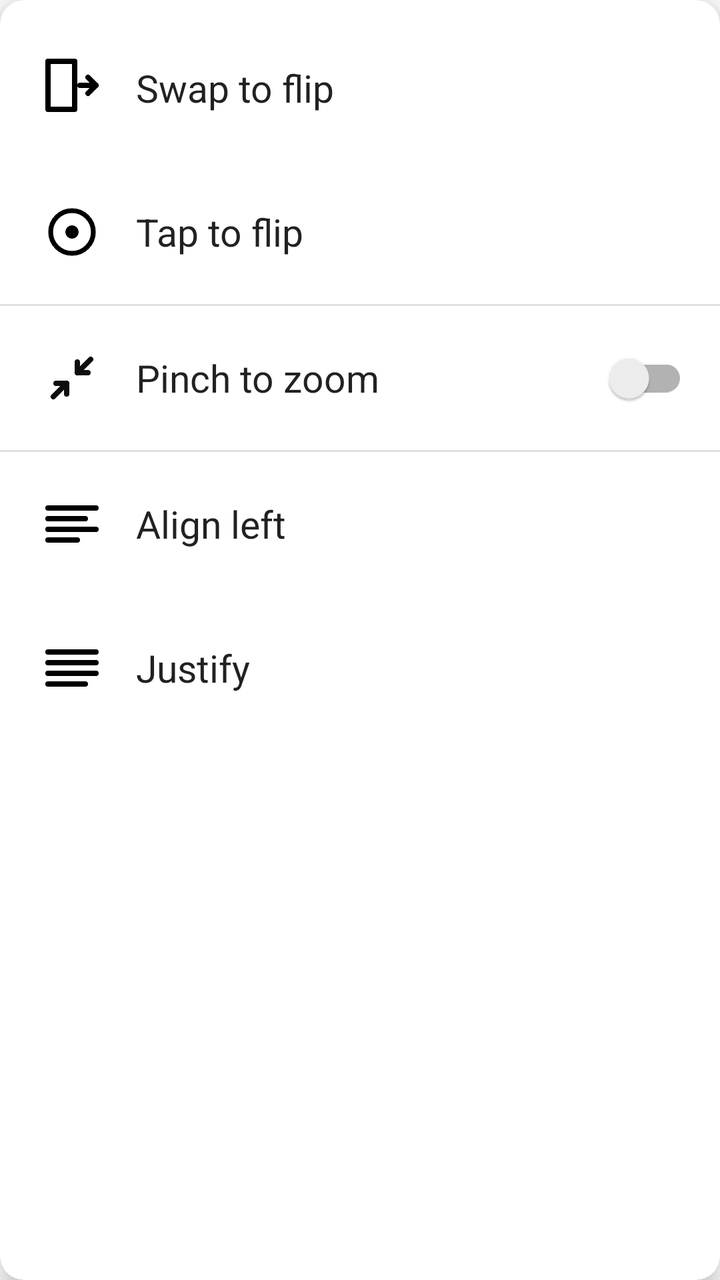
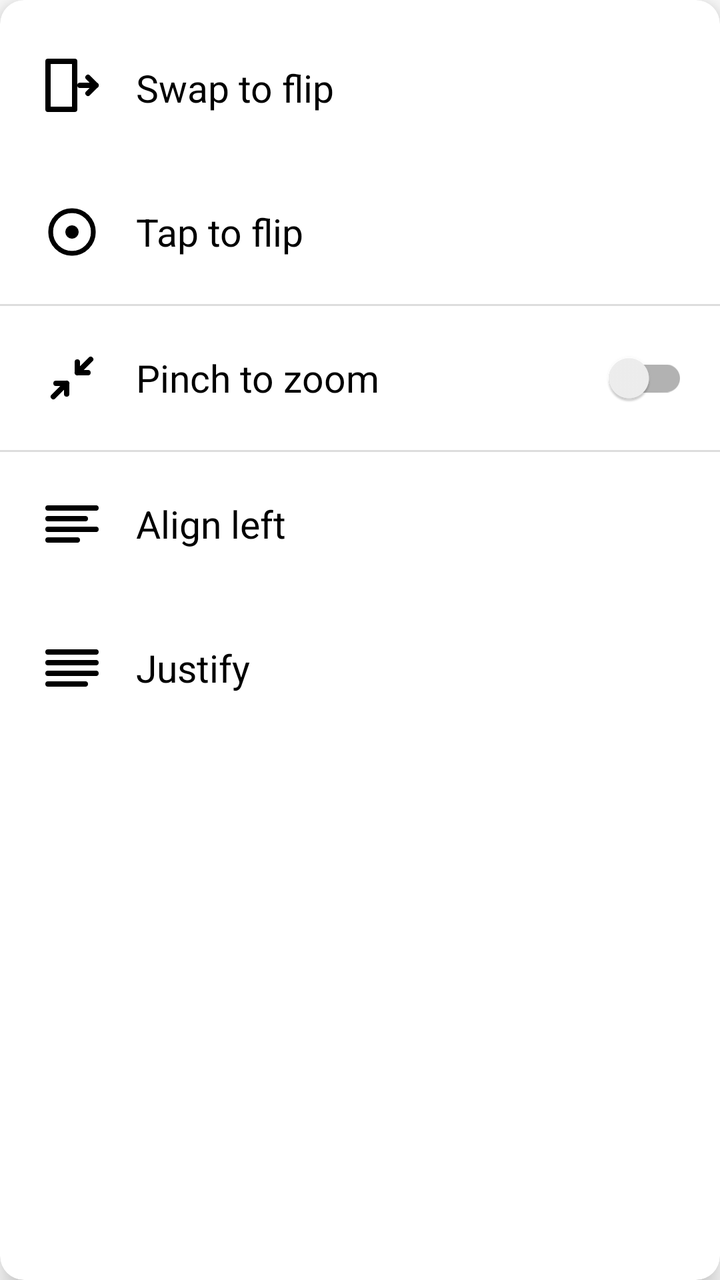

Screens rendered from an Android XML layout before and after an edit, with the pre-edit source and the edit as a unified diff.
<!-- AndroidManifest.xml: application theme AppTheme -->
<!-- res/layout/popup_page_menu.xml -->
<?xml version="1.0" encoding="utf-8"?>
<androidx.cardview.widget.CardView
    xmlns:android="http://schemas.android.com/apk/res/android"
    xmlns:app="http://schemas.android.com/apk/res-auto"
    android:layout_width="match_parent"
    android:layout_height="wrap_content"
    app:cardBackgroundColor="@color/colorBackground"
    app:cardCornerRadius="12dp"
    app:cardElevation="8dp">

    <LinearLayout
        android:layout_width="match_parent"
        android:layout_height="wrap_content"
        android:orientation="vertical"
        android:paddingTop="8dp"
        android:paddingBottom="8dp">

        
        <LinearLayout
            android:id="@+id/option_swipe"
            android:layout_width="match_parent"
            android:layout_height="72dp"
            android:orientation="horizontal"
            android:gravity="center_vertical"
            android:paddingStart="20dp"
            android:paddingEnd="16dp"
            android:background="?android:attr/selectableItemBackground"
            android:clickable="true"
            android:focusable="true">

            <ImageView
                android:layout_width="32dp"
                android:layout_height="32dp"
                app:srcCompat="@drawable/ic_swipe"
                android:tint="?android:attr/textColorSecondary"/>

            <TextView
                android:layout_width="0dp"
                android:layout_height="wrap_content"
                android:layout_weight="1"
                android:text="Swap to flip"
                android:textSize="19sp"
                android:textColor="?android:attr/textColorPrimary"
                android:paddingStart="16dp"/>

            <ImageView
                android:id="@+id/check_swipe"
                android:layout_width="26dp"
                android:layout_height="26dp"
                app:srcCompat="@drawable/ic_check"
                android:tint="@color/colorPrimary"
                android:visibility="gone"/>

        </LinearLayout>

        
        <LinearLayout
            android:id="@+id/option_tap"
            android:layout_width="match_parent"
            android:layout_height="72dp"
            android:orientation="horizontal"
            android:gravity="center_vertical"
            android:paddingStart="20dp"
            android:paddingEnd="16dp"
            android:background="?android:attr/selectableItemBackground"
            android:clickable="true"
            android:focusable="true">

            <ImageView
                android:layout_width="32dp"
                android:layout_height="32dp"
                app:srcCompat="@drawable/ic_tap"
                android:tint="?android:attr/textColorSecondary"/>

            <TextView
                android:layout_width="0dp"
                android:layout_height="wrap_content"
                android:layout_weight="1"
                android:text="Tap to flip"
                android:textSize="19sp"
                android:textColor="?android:attr/textColorPrimary"
                android:paddingStart="16dp"/>

            <ImageView
                android:id="@+id/check_tap"
                android:layout_width="26dp"
                android:layout_height="26dp"
                app:srcCompat="@drawable/ic_check"
                android:tint="@color/colorPrimary"
                android:visibility="gone"/>

        </LinearLayout>

        <View
            android:layout_width="match_parent"
            android:layout_height="1dp"
            android:background="?android:attr/listDivider"/>

        
        <LinearLayout
            android:layout_width="match_parent"
            android:layout_height="72dp"
            android:orientation="horizontal"
            android:gravity="center_vertical"
            android:paddingStart="20dp"
            android:paddingEnd="16dp">

            <ImageView
                android:layout_width="32dp"
                android:layout_height="32dp"
                app:srcCompat="@drawable/ic_pinch_on"
                android:tint="?android:attr/textColorSecondary"/>

            <TextView
                android:layout_width="0dp"
                android:layout_height="wrap_content"
                android:layout_weight="1"
                android:text="Pinch to zoom"
                android:textSize="19sp"
                android:textColor="?android:attr/textColorPrimary"
                android:paddingStart="16dp"/>

            <androidx.appcompat.widget.SwitchCompat
                android:id="@+id/switch_pinch"
                android:layout_width="wrap_content"
                android:layout_height="wrap_content"/>

        </LinearLayout>

        <View
            android:layout_width="match_parent"
            android:layout_height="1dp"
            android:background="?android:attr/listDivider"/>

        
        <LinearLayout
            android:id="@+id/option_left"
            android:layout_width="match_parent"
            android:layout_height="72dp"
            android:orientation="horizontal"
            android:gravity="center_vertical"
            android:paddingStart="20dp"
            android:paddingEnd="16dp"
            android:background="?android:attr/selectableItemBackground"
            android:clickable="true"
            android:focusable="true">

            <ImageView
                android:layout_width="32dp"
                android:layout_height="32dp"
                app:srcCompat="@drawable/ic_align_left"
                android:tint="?android:attr/textColorSecondary"/>

            <TextView
                android:layout_width="0dp"
                android:layout_height="wrap_content"
                android:layout_weight="1"
                android:text="Align left"
                android:textSize="19sp"
                android:textColor="?android:attr/textColorPrimary"
                android:paddingStart="16dp"/>

            <ImageView
                android:id="@+id/check_left"
                android:layout_width="26dp"
                android:layout_height="26dp"
                app:srcCompat="@drawable/ic_check"
                android:tint="@color/colorPrimary"
                android:visibility="gone"/>

        </LinearLayout>

        
        <LinearLayout
            android:id="@+id/option_justify"
            android:layout_width="match_parent"
            android:layout_height="72dp"
            android:orientation="horizontal"
            android:gravity="center_vertical"
            android:paddingStart="20dp"
            android:paddingEnd="16dp"
            android:background="?android:attr/selectableItemBackground"
            android:clickable="true"
            android:focusable="true">

            <ImageView
                android:layout_width="32dp"
                android:layout_height="32dp"
                app:srcCompat="@drawable/ic_align_justify"
                android:tint="?android:attr/textColorSecondary"/>

            <TextView
                android:layout_width="0dp"
                android:layout_height="wrap_content"
                android:layout_weight="1"
                android:text="Justify"
                android:textSize="19sp"
                android:textColor="?android:attr/textColorPrimary"
                android:paddingStart="16dp"/>

            <ImageView
                android:id="@+id/check_justify"
                android:layout_width="26dp"
                android:layout_height="26dp"
                app:srcCompat="@drawable/ic_check"
                android:tint="@color/colorPrimary"
                android:visibility="gone"/>

        </LinearLayout>

    </LinearLayout>

</androidx.cardview.widget.CardView>
<!-- resources referenced by this layout -->
<resources>
  <color name="colorBackground">#FFFFFF</color>
  <color name="colorPrimary">#03DAC6</color>
  <!-- drawable ic_align_justify (drawable) -->
  <vector xmlns:android="http://schemas.android.com/apk/res/android"
      android:width="24dp"
      android:height="24dp"
      android:viewportWidth="24"
      android:viewportHeight="24">
  
      <path
          android:pathData="M3,6 L21,6 M3,10 L21,10 M3,14 L21,14 M3,18 L17,18"
          android:strokeColor="#FF000000"
          android:strokeWidth="2"
          android:strokeLineCap="round"
          android:fillColor="#00000000"/>
  
  </vector>
  <!-- drawable ic_align_left (drawable) -->
  <vector xmlns:android="http://schemas.android.com/apk/res/android"
      android:width="24dp"
      android:height="24dp"
      android:viewportWidth="24"
      android:viewportHeight="24">
  
      <path
          android:pathData="M3,6 L21,6 M3,10 L17,10 M3,14 L21,14 M3,18 L14,18"
          android:strokeColor="#FF000000"
          android:strokeWidth="2"
          android:strokeLineCap="round"
          android:fillColor="#00000000"/>
  
  </vector>
  <!-- drawable ic_check (drawable) -->
  <vector xmlns:android="http://schemas.android.com/apk/res/android"
      android:width="24dp"
      android:height="24dp"
      android:viewportWidth="24"
      android:viewportHeight="24">
  
      <path
          android:pathData="M4,12 L9,17 L20,6"
          android:strokeColor="#FF000000"
          android:strokeWidth="2.5"
          android:strokeLineCap="round"
          android:strokeLineJoin="round"
          android:fillColor="#00000000"/>
  
  </vector>
  <!-- drawable ic_pinch_on (drawable) -->
  <vector xmlns:android="http://schemas.android.com/apk/res/android"
      android:width="24dp"
      android:height="24dp"
      android:viewportWidth="24"
      android:viewportHeight="24">
  
      
      <path
          android:pathData="M19,5 L14,10 M14,10 L18,10 M14,10 L14,6"
          android:strokeColor="#FF212121"
          android:strokeWidth="2"
          android:strokeLineCap="round"
          android:strokeLineJoin="round"
          android:fillColor="#00000000"/>
  
      
      <path
          android:pathData="M5,19 L10,14 M10,14 L6,14 M10,14 L10,18"
          android:strokeColor="#FF212121"
          android:strokeWidth="2"
          android:strokeLineCap="round"
          android:strokeLineJoin="round"
          android:fillColor="#00000000"/>
  
  </vector>
  <!-- drawable ic_tap (drawable) -->
  <vector xmlns:android="http://schemas.android.com/apk/res/android"
      android:width="24dp"
      android:height="24dp"
      android:viewportWidth="24"
      android:viewportHeight="24">
  
      
      <path
          android:pathData="M4,12 A8,8,0,1,0,20,12 A8,8,0,1,0,4,12 Z"
          android:strokeColor="#FF000000"
          android:strokeWidth="1.8"
          android:fillColor="#00000000"/>
  
      
      <path
          android:pathData="M9.5,12 A2.5,2.5,0,1,0,14.5,12 A2.5,2.5,0,1,0,9.5,12 Z"
          android:fillColor="#FF000000"
          android:strokeColor="#00000000"
          android:strokeWidth="0"/>
  
  </vector>
  <style name="AppTheme" parent="Theme.MaterialComponents.DayNight.NoActionBar">
          <item name="colorPrimary">@color/colorPrimary</item>
          <item name="colorPrimaryDark">@color/colorPrimaryDark</item>
          <item name="colorAccent">@color/colorAccent</item>
          <item name="windowActionBar">false</item>
          <item name="windowNoTitle">true</item>
          <item name="itemBackground">@color/colorBackground</item>
      </style>
  <color name="colorPrimaryDark">#00A896</color>
  <color name="colorAccent">#03DAC6</color>
  <!-- unchanged entries left out for length: 1 -->
</resources>

<!-- the commit's change to res/layout/popup_page_menu.xml (unified diff, before → after) -->
@@ -32,7 +32,7 @@
                 android:layout_width="32dp"
                 android:layout_height="32dp"
                 app:srcCompat="@drawable/ic_swipe"
-                android:tint="?android:attr/textColorSecondary"/>
+                android:tint="@color/colorText"/>
 
             <TextView
                 android:layout_width="0dp"
@@ -40,7 +40,7 @@
                 android:layout_weight="1"
                 android:text="Swap to flip"
                 android:textSize="19sp"
-                android:textColor="?android:attr/textColorPrimary"
+                android:textColor="@color/colorText"
                 android:paddingStart="16dp"/>
 
             <ImageView
@@ -70,7 +70,7 @@
                 android:layout_width="32dp"
                 android:layout_height="32dp"
                 app:srcCompat="@drawable/ic_tap"
-                android:tint="?android:attr/textColorSecondary"/>
+                android:tint="@color/colorText"/>
 
             <TextView
                 android:layout_width="0dp"
@@ -78,7 +78,7 @@
                 android:layout_weight="1"
                 android:text="Tap to flip"
                 android:textSize="19sp"
-                android:textColor="?android:attr/textColorPrimary"
+                android:textColor="@color/colorText"
                 android:paddingStart="16dp"/>
 
             <ImageView
@@ -94,7 +94,7 @@
         <View
             android:layout_width="match_parent"
             android:layout_height="1dp"
-            android:background="?android:attr/listDivider"/>
+            android:background="@color/colorDivider"/>
 
         
         <LinearLayout
@@ -109,7 +109,7 @@
                 android:layout_width="32dp"
                 android:layout_height="32dp"
                 app:srcCompat="@drawable/ic_pinch_on"
-                android:tint="?android:attr/textColorSecondary"/>
+                android:tint="@color/colorText"/>
 
             <TextView
                 android:layout_width="0dp"
@@ -117,7 +117,7 @@
                 android:layout_weight="1"
                 android:text="Pinch to zoom"
                 android:textSize="19sp"
-                android:textColor="?android:attr/textColorPrimary"
+                android:textColor="@color/colorText"
                 android:paddingStart="16dp"/>
 
             <androidx.appcompat.widget.SwitchCompat
@@ -130,7 +130,7 @@
         <View
             android:layout_width="match_parent"
             android:layout_height="1dp"
-            android:background="?android:attr/listDivider"/>
+            android:background="@color/colorDivider"/>
 
         
         <LinearLayout
@@ -149,7 +149,7 @@
                 android:layout_width="32dp"
                 android:layout_height="32dp"
                 app:srcCompat="@drawable/ic_align_left"
-                android:tint="?android:attr/textColorSecondary"/>
+                android:tint="@color/colorText"/>
 
             <TextView
                 android:layout_width="0dp"
@@ -157,7 +157,7 @@
                 android:layout_weight="1"
                 android:text="Align left"
                 android:textSize="19sp"
-                android:textColor="?android:attr/textColorPrimary"
+                android:textColor="@color/colorText"
                 android:paddingStart="16dp"/>
 
             <ImageView
@@ -187,7 +187,7 @@
                 android:layout_width="32dp"
                 android:layout_height="32dp"
                 app:srcCompat="@drawable/ic_align_justify"
-                android:tint="?android:attr/textColorSecondary"/>
+                android:tint="@color/colorText"/>
 
             <TextView
                 android:layout_width="0dp"
@@ -195,7 +195,7 @@
                 android:layout_weight="1"
                 android:text="Justify"
                 android:textSize="19sp"
-                android:textColor="?android:attr/textColorPrimary"
+                android:textColor="@color/colorText"
                 android:paddingStart="16dp"/>
 
             <ImageView
<!-- resource entries referenced after the edit -->
@@ -1,7 +1,9 @@
 <!-- resources referenced by this layout -->
 <resources>
   <color name="colorBackground">#FFFFFF</color>
+  <color name="colorDivider">#22000000</color>
   <color name="colorPrimary">#03DAC6</color>
+  <color name="colorText">#000000</color>
   <!-- drawable ic_align_justify (drawable) -->
   <vector xmlns:android="http://schemas.android.com/apk/res/android"
       android:width="24dp"
